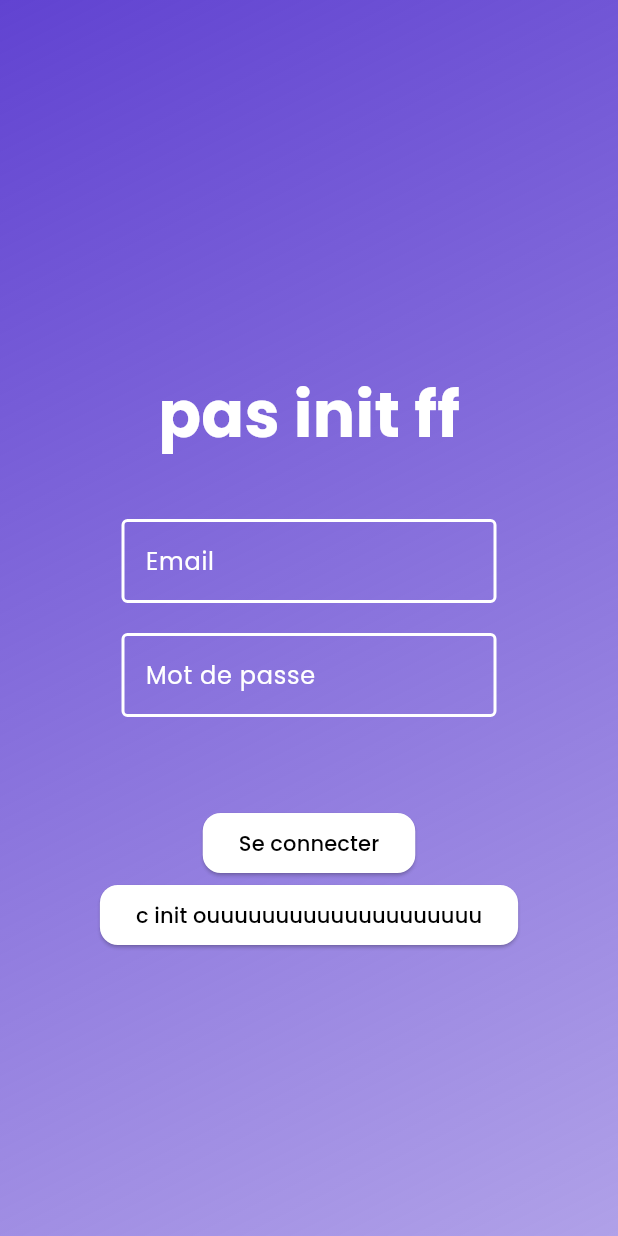
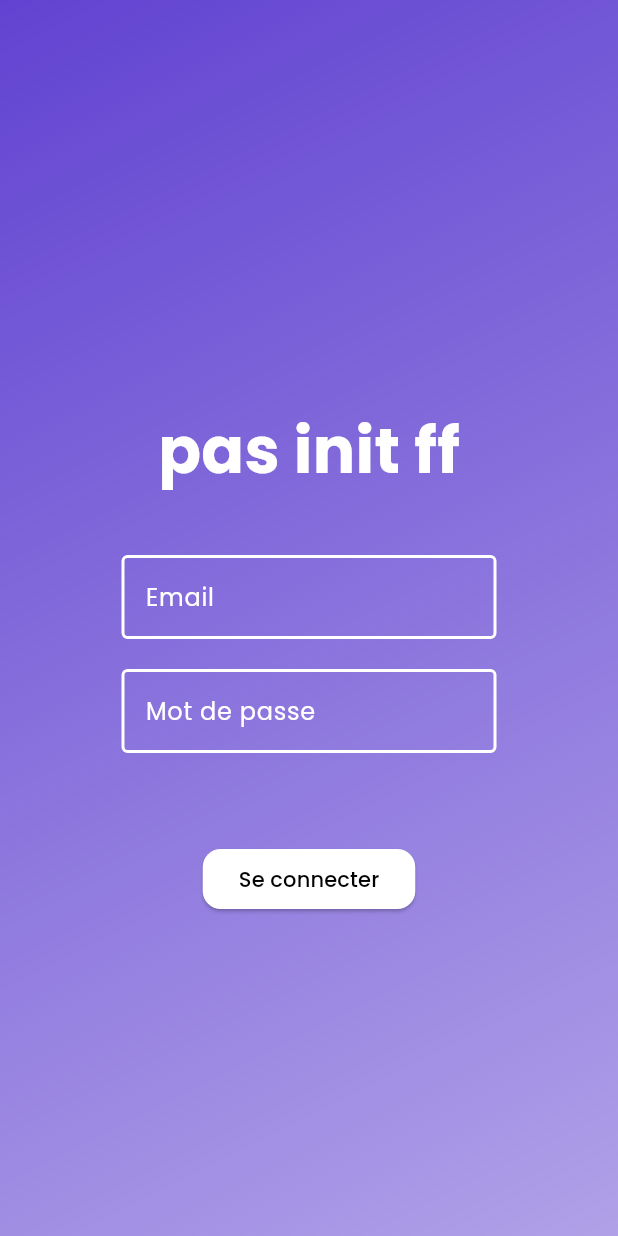
Before and after one commit to jvondermarck/alcatel-frontend, a Flutter app: the screen it shows after launch, on a phone screen of 412 x 824 dp. Run offline on Flutter 3.47's test engine with Material 2 defaults, Android fonts, the phone set to English and light mode, and no system bars.

Commit message:
chore: :fire: remove debug button

```diff
--- a/lib/pages/home_page.dart
+++ b/lib/pages/home_page.dart
@@ -73,23 +73,6 @@ class _HomePageState extends State<HomePage> {
               ),
               child: const Text('Se connecter'),
             ),
-            ElevatedButton(
-              onPressed: () async {
-                bool result =
-                    await platformRepository.isRainbowSdkInitialized();
-                setState(() {
-                  isRainbowSdkInitialized = result;
-                });
-              },
-              style: ElevatedButton.styleFrom(
-                foregroundColor: Colors.black,
-                backgroundColor: Colors.white,
-                shape: RoundedRectangleBorder(
-                  borderRadius: BorderRadius.circular(12),
-                ),
-              ),
-              child: const Text('c init ouuuuuuuuuuuuuuuuuuuu'),
-            ),
           ],
         ),
       ),
```
